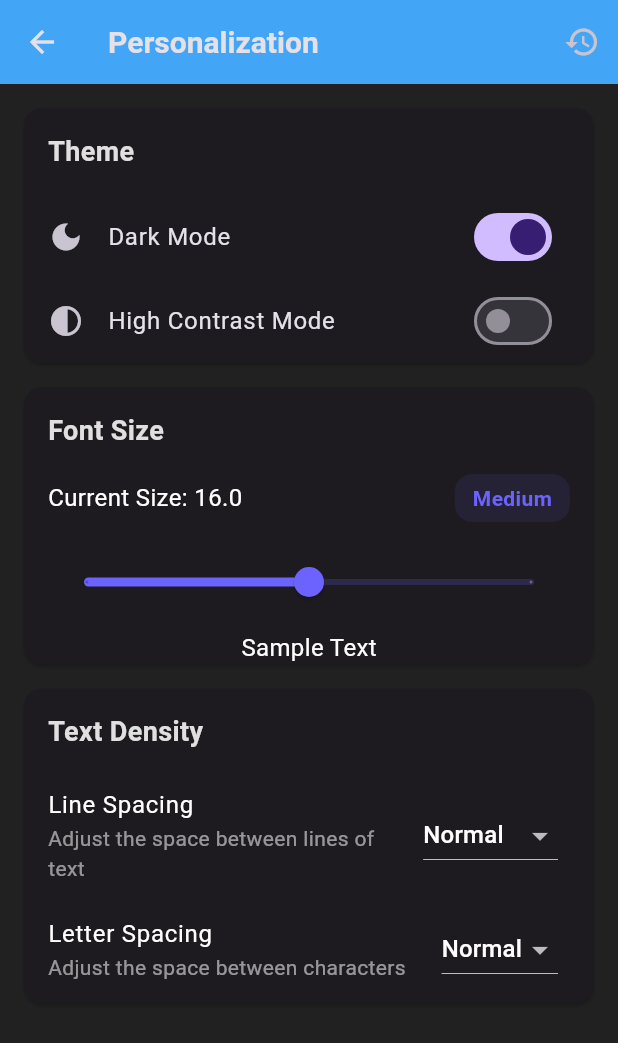
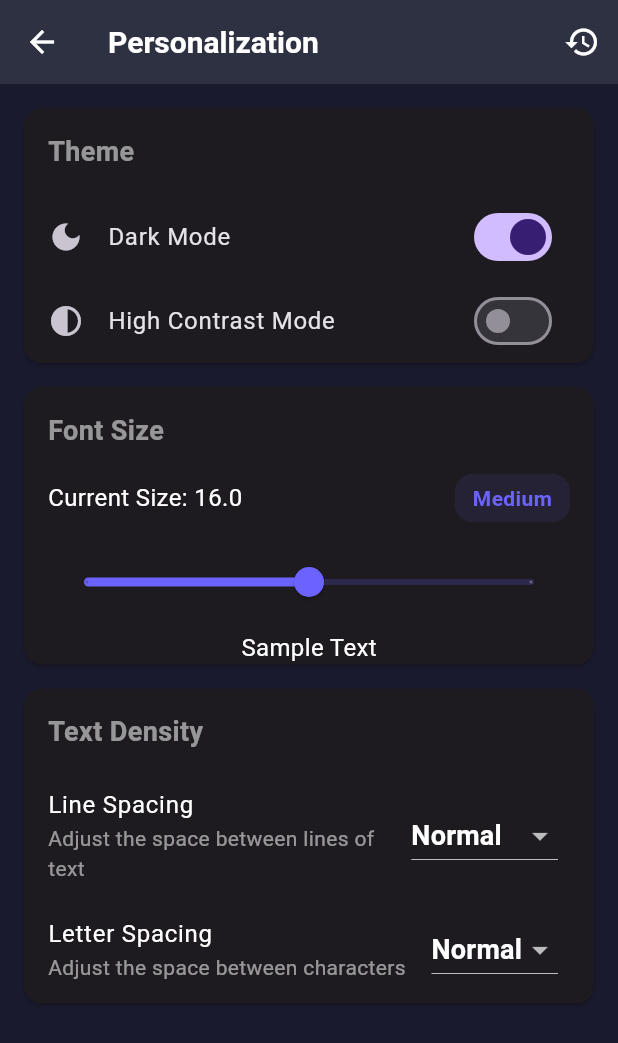
Before and after one commit to htahaozlu/ai-tale, a Flutter app: the PersonalizationSettingsScreen screen opened by its route, after a tap on "Dark Mode", on a phone screen of 412 x 824 dp. Shown: the top 1043 px of the screen. Run offline on Flutter 3.47's test engine with Material 3 defaults, Android fonts, the light colour scheme and no system bars; our stand-ins replace flutter_secure_storage, flutter_svg, google_fonts, shared_preferences; accounts and stored records are empty.

Commit message:
update: theme

```diff
--- a/lib/constants/colors.dart
+++ b/lib/constants/colors.dart
@@ -5,12 +5,26 @@
   static const Color primary = Color(0xFF6C63FF);
   static const Color primaryLight = Color(0xFF8A84FF);
 
-  static const Color background = Color(0xFF1A1A2E);
-  static const Color cardBackground = Color(0xFF2D3142);
-  static const Color cardBackgroundLight = Color(0xFF4A4D63);
+  // Dark Theme Colors
+  static const Color backgroundDark = Color(0xFF1A1A2E);
+  static const Color cardBackgroundDark = Color(0xFF2D3142);
+  static const Color cardBackgroundLightDark = Color(0xFF4A4D63);
+  static const Color textPrimaryDark = Colors.white;
+  static const Color textSecondaryDark = Color.fromRGBO(255, 255, 255, 0.54);
 
-  static const Color textPrimary = Colors.white;
-  static const Color textSecondary = Color.fromRGBO(255, 255, 255, 0.54);
+  // Light Theme Colors
+  static const Color backgroundLight = Color(0xFFF5F5F7);
+  static const Color cardBackgroundLight = Color(0xFFFFFFFF);
+  static const Color cardBackgroundLightLight = Color(0xFFF0F0F5);
+  static const Color textPrimaryLight = Color(0xFF2D3142);
+  static const Color textSecondaryLight = Color(0xFF666B7A);
+
+  // Dynamic Colors (will change based on theme)
+  static late Color background;
+  static late Color cardBackground;
+  static late Color cardBackgroundLighter;
+  static late Color textPrimary;
+  static late Color textSecondary;
 
   static const Color cardBackgroundTransparent = Color.fromRGBO(45, 49, 66, 0.5);
   static const Color overlayBackgroundDark = Color.fromRGBO(0, 0, 0, 0.7);
@@ -22,10 +36,10 @@
     colors: [primary, primaryLight],
   );
 
-  static const LinearGradient cardGradient = LinearGradient(
+  static LinearGradient get cardGradient => LinearGradient(
     begin: Alignment.topLeft,
     end: Alignment.bottomRight,
-    colors: [cardBackground, cardBackgroundLight],
+    colors: [cardBackground, cardBackgroundLighter],
   );
 
   static const LinearGradient overlayGradient = LinearGradient(
@@ -36,4 +50,12 @@
       overlayBackgroundDark,
     ],
   );
+
+  static void setTheme(bool isDark) {
+    background = isDark ? backgroundDark : backgroundLight;
+    cardBackground = isDark ? cardBackgroundDark : cardBackgroundLight;
+    cardBackgroundLighter = isDark ? cardBackgroundLightDark : cardBackgroundLightLight;
+    textPrimary = isDark ? textPrimaryDark : textPrimaryLight;
+    textSecondary = isDark ? textSecondaryDark : textSecondaryLight;
+  }
 }
--- a/lib/main.dart
+++ b/lib/main.dart
@@ -9,6 +9,7 @@
 import 'package:ai_tale/screens/auth/sign_up_screen.dart';
 import 'package:ai_tale/screens/onboarding_screen.dart';
 import 'package:ai_tale/screens/personalization/personalization_settings_screen.dart';
+import 'constants/colors.dart';
 import 'screens/main_screen.dart';
 import 'theme/app_theme.dart';
 import 'providers/theme_provider.dart';
@@ -32,6 +33,7 @@
   Widget build(BuildContext context) {
     return Consumer<ThemeProvider>(
       builder: (context, themeProvider, child) {
+        AppColors.setTheme(themeProvider.isDarkMode);
         return MaterialApp(
           title: 'AI Tale',
           theme: AppTheme.lightTheme(
--- a/lib/providers/theme_provider.dart
+++ b/lib/providers/theme_provider.dart
@@ -1,8 +1,9 @@
 import 'package:flutter/material.dart';
 import 'package:shared_preferences/shared_preferences.dart';
+import '../constants/colors.dart';
 
 class ThemeProvider extends ChangeNotifier {
-  bool _isDarkMode = true;
+  bool _isDarkMode = false;
   double _fontSize = 16.0;
   String _colorTheme = 'default';
   bool _isHighContrastMode = false;
@@ -35,11 +36,13 @@
     _isHighContrastMode = prefs.getBool(HIGH_CONTRAST_KEY) ?? false;
     _lineHeight = prefs.getDouble(LINE_HEIGHT_KEY) ?? 1.2;
     _letterSpacing = prefs.getDouble(LETTER_SPACING_KEY) ?? 0.0;
+    AppColors.setTheme(_isDarkMode);
     notifyListeners();
   }
 
   Future<void> toggleDarkMode() async {
     _isDarkMode = !_isDarkMode;
+    AppColors.setTheme(_isDarkMode);
     final prefs = await SharedPreferences.getInstance();
     await prefs.setBool(DARK_MODE_KEY, _isDarkMode);
     notifyListeners();
--- a/lib/screens/personalization/character_selection_screen.dart
+++ b/lib/screens/personalization/character_selection_screen.dart
@@ -53,7 +53,7 @@
                 itemCount: characters.length,
                 itemBuilder: (context, index) {
                   return CustomCard(
-                    title: characters[index]['name']!,
+                    title: Text(characters[index]['name']!),
                     imagePath: characters[index]['image']!,
                     onTap: () {
                       Navigator.pushNamed(context, '/theme-selection');
--- a/lib/screens/personalization/theme_selection_screen.dart
+++ b/lib/screens/personalization/theme_selection_screen.dart
@@ -55,7 +55,7 @@
                 itemCount: themes.length,
                 itemBuilder: (context, index) {
                   return CustomCard(
-                    title: themes[index]['name']!,
+                    title: Text(themes[index]['name']!),
                     imagePath: themes[index]['image']!,
                     onTap: () {
                       Navigator.pushReplacementNamed(context, '/write-tale');
--- a/lib/screens/profile/profile_screen.dart
+++ b/lib/screens/profile/profile_screen.dart
@@ -142,7 +142,7 @@
           color: isDestructive ? Colors.red : AppColors.textPrimary,
         ),
       ),
-      trailing: const Icon(
+      trailing: Icon(
         Icons.arrow_forward_ios,
         size: 16,
         color: AppColors.textSecondary,
--- a/lib/theme/app_theme.dart
+++ b/lib/theme/app_theme.dart
@@ -1,5 +1,6 @@
 import 'package:flutter/material.dart';
 import 'package:google_fonts/google_fonts.dart';
+import '../constants/colors.dart';
 
 class AppTheme {
   static const double smallFontSize = 14.0;
@@ -8,41 +9,54 @@
   static const Color errorColor = Color(0xFFFF6B6B);
 
   static ThemeData lightTheme(String colorTheme, double fontSize, bool isHighContrast) {
-    final Map<String, Color> themeColors = {
-      'default': Colors.blue,
-      'magical_forest': Colors.green[700]!,
-      'ocean_blue': Colors.blue[700]!,
-      'royal_purple': Colors.purple[700]!,
-    };
-
-    final primaryColor = themeColors[colorTheme] ?? themeColors['default']!;
+    AppColors.setTheme(false);
 
     return ThemeData(
-      primaryColor: primaryColor,
+      primaryColor: AppColors.primary,
       brightness: Brightness.light,
-      scaffoldBackgroundColor: isHighContrast ? Colors.white : Colors.grey[50],
+      scaffoldBackgroundColor: AppColors.background,
+      cardColor: AppColors.cardBackground,
       appBarTheme: AppBarTheme(
-        backgroundColor: primaryColor,
+        backgroundColor: AppColors.cardBackground,
         elevation: 0,
+        iconTheme: IconThemeData(color: AppColors.textPrimary),
+        titleTextStyle: TextStyle(
+          color: AppColors.textPrimary,
+          fontSize: fontSize + 4,
+          fontWeight: FontWeight.bold,
+        ),
       ),
       textTheme: TextTheme(
         bodyLarge: TextStyle(
           fontSize: fontSize,
-          color: isHighContrast ? Colors.black : Colors.grey[800],
+          color: AppColors.textPrimary,
         ),
         bodyMedium: TextStyle(
           fontSize: fontSize - 2,
-          color: isHighContrast ? Colors.black : Colors.grey[800],
+          color: AppColors.textSecondary,
         ),
         titleLarge: TextStyle(
           fontSize: fontSize + 4,
           fontWeight: FontWeight.bold,
-          color: isHighContrast ? Colors.black : Colors.grey[900],
+          color: AppColors.textPrimary,
         ),
+        titleMedium: TextStyle(
+          fontSize: fontSize + 2,
+          fontWeight: FontWeight.w600,
+          color: AppColors.textPrimary,
+        ),
+        labelLarge: TextStyle(
+          fontSize: fontSize,
+          fontWeight: FontWeight.w500,
+          color: AppColors.textPrimary,
+        ),
+      ),
+      iconTheme: IconThemeData(
+        color: AppColors.textPrimary,
       ),
       elevatedButtonTheme: ElevatedButtonThemeData(
         style: ElevatedButton.styleFrom(
-          backgroundColor: primaryColor,
+          backgroundColor: AppColors.primary,
           foregroundColor: Colors.white,
           padding: const EdgeInsets.symmetric(horizontal: 16, vertical: 12),
           shape: RoundedRectangleBorder(
@@ -54,41 +68,54 @@
   }
 
   static ThemeData darkTheme(String colorTheme, double fontSize, bool isHighContrast) {
-    final Map<String, Color> themeColors = {
-      'default': Colors.blue[400]!,
-      'magical_forest': Colors.green[400]!,
-      'ocean_blue': Colors.blue[400]!,
-      'royal_purple': Colors.purple[400]!,
-    };
-
-    final primaryColor = themeColors[colorTheme] ?? themeColors['default']!;
+    AppColors.setTheme(true);
 
     return ThemeData(
-      primaryColor: primaryColor,
+      primaryColor: AppColors.primary,
       brightness: Brightness.dark,
-      scaffoldBackgroundColor: isHighContrast ? Colors.black : Colors.grey[900],
+      scaffoldBackgroundColor: AppColors.background,
+      cardColor: AppColors.cardBackground,
       appBarTheme: AppBarTheme(
-        backgroundColor: primaryColor,
+        backgroundColor: AppColors.cardBackground,
         elevation: 0,
+        iconTheme: IconThemeData(color: AppColors.textPrimary),
+        titleTextStyle: TextStyle(
+          color: AppColors.textPrimary,
+          fontSize: fontSize + 4,
+          fontWeight: FontWeight.bold,
+        ),
       ),
       textTheme: TextTheme(
         bodyLarge: TextStyle(
           fontSize: fontSize,
-          color: isHighContrast ? Colors.white : Colors.grey[300],
+          color: AppColors.textPrimary,
         ),
         bodyMedium: TextStyle(
           fontSize: fontSize - 2,
-          color: isHighContrast ? Colors.white : Colors.grey[300],
+          color: AppColors.textSecondary,
         ),
         titleLarge: TextStyle(
           fontSize: fontSize + 4,
           fontWeight: FontWeight.bold,
-          color: isHighContrast ? Colors.white : Colors.grey[100],
+          color: AppColors.textPrimary,
         ),
+        titleMedium: TextStyle(
+          fontSize: fontSize + 2,
+          fontWeight: FontWeight.w600,
+          color: AppColors.textPrimary,
+        ),
+        labelLarge: TextStyle(
+          fontSize: fontSize,
+          fontWeight: FontWeight.w500,
+          color: AppColors.textPrimary,
+        ),
+      ),
+      iconTheme: IconThemeData(
+        color: AppColors.textPrimary,
       ),
       elevatedButtonTheme: ElevatedButtonThemeData(
         style: ElevatedButton.styleFrom(
-          backgroundColor: primaryColor,
+          backgroundColor: AppColors.primary,
           foregroundColor: Colors.white,
           padding: const EdgeInsets.symmetric(horizontal: 16, vertical: 12),
           shape: RoundedRectangleBorder(
```
Also changed, not shown: lib/constants/text_styles.dart (+7 -7 lines), lib/screens/home/home_screen.dart (+21 -6 lines), lib/widgets/custom_card.dart (+5 -8 lines).
